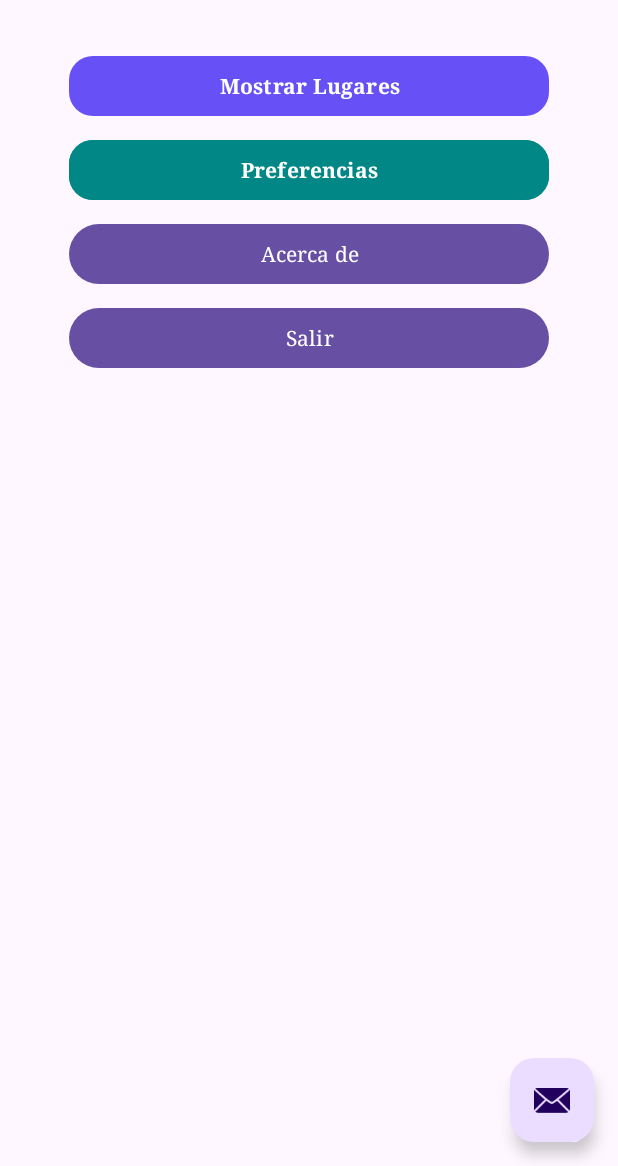
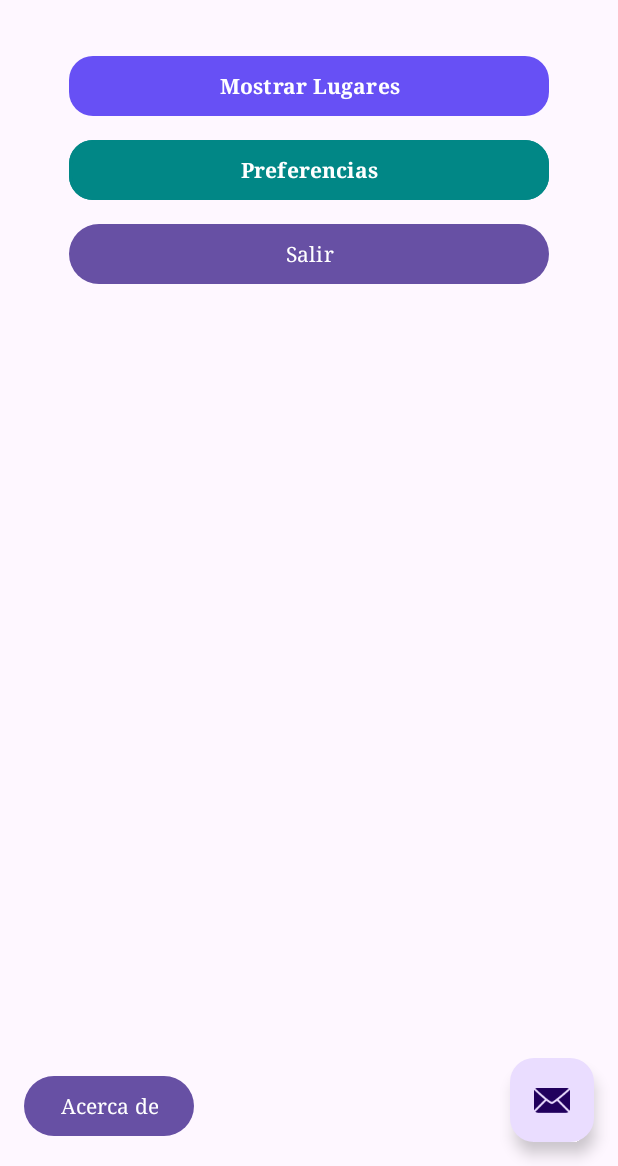
Before and after one commit to eden418-afk/MisLugaresDispMovMartesN1Eq52025, an Android app: the screen it shows after launch (MainActivity), on a phone screen of 412 x 824 dp, the part 70-1236 px from its top. Run offline under Robolectric (Android 15) with nearby library versions, the phone set to English and light mode, and no system bars; our stand-ins replace navigation-ui.

Commit message:
3.2 Controlador por codigo

```diff
--- a/app/src/main/java/com/example/mislugares/MainActivity.kt
+++ b/app/src/main/java/com/example/mislugares/MainActivity.kt
@@ -23,6 +23,10 @@ class MainActivity : AppCompatActivity() {
 
         binding = ActivityMainBinding.inflate(layoutInflater)
         setContentView(binding.root)
+
+        binding.button4.setOnClickListener {
+            lanzarAcercaDe()
+        }
 
         setSupportActionBar(binding.toolbar)
 
--- a/app/src/main/res/layout/activity_main.xml
+++ b/app/src/main/res/layout/activity_main.xml
@@ -30,4 +30,13 @@
         android:layout_marginBottom="16dp"
         app:srcCompat="@android:drawable/ic_dialog_email" />
 
+    <Button
+        android:id="@+id/button4"
+        android:layout_width="wrap_content"
+        android:layout_height="wrap_content"
+        android:text="Acerca de"
+        android:layout_gravity="bottom|start"
+        android:layout_marginStart="16dp"
+        android:layout_marginBottom="16dp" />
+
 </androidx.coordinatorlayout.widget.CoordinatorLayout>
--- a/app/src/main/res/layout/fragment_first.xml
+++ b/app/src/main/res/layout/fragment_first.xml
@@ -41,19 +41,10 @@
             android:layout_marginTop="8dp"
             android:text="Salir"
             app:layout_constraintBottom_toBottomOf="parent"
-            app:layout_constraintEnd_toEndOf="@+id/button4"
-            app:layout_constraintStart_toStartOf="@+id/button4"
-            app:layout_constraintTop_toBottomOf="@+id/button4" />
-
-        <Button
-            android:id="@+id/button4"
-            android:layout_width="0dp"
-            android:layout_height="wrap_content"
-            android:layout_marginTop="8dp"
-            android:onClick="lanzarAcercaDe"
-            android:text="Acerca de"
             app:layout_constraintEnd_toEndOf="@+id/button2"
             app:layout_constraintStart_toStartOf="@+id/button2"
             app:layout_constraintTop_toBottomOf="@+id/button2" />
+
+
     </androidx.constraintlayout.widget.ConstraintLayout>
 </androidx.core.widget.NestedScrollView>
```
